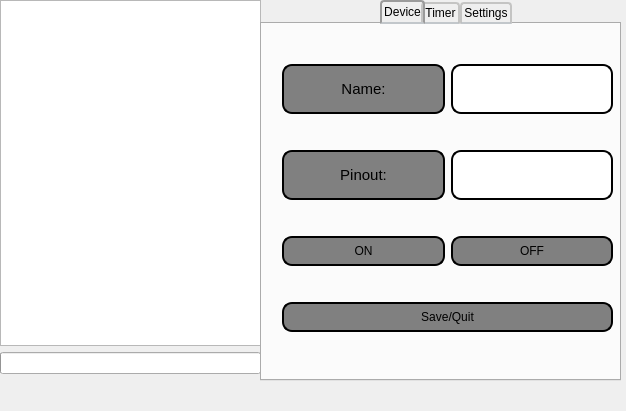
Qt form MenuForm.ui (xxBeWolfxx/house_manager) before a commit.
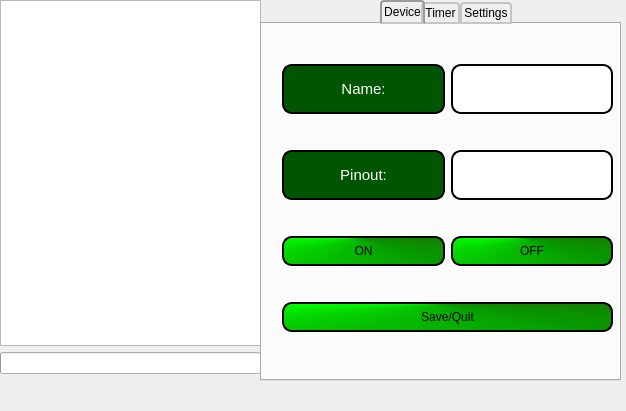
The same form after that commit. The open tabs and pages were chosen to show the change.

Commit message: I changed button's appearance, added QSerialPort

What changed in the file:
```diff
--- a/MenuForm.ui
+++ b/MenuForm.ui
@@ -14,14 +14,21 @@
    <string>Form</string>
   </property>
   <property name="styleSheet">
-   <string notr="true">QPushButton
+   <string notr="true">QPushButton:pressed
 {
-background-color: grey;
+background-color: qconicalgradient(cx:0.466346, cy:0, angle:98.8604, stop:0.240385 rgba(1, 122, 0, 255), stop:0.552885 rgba(3, 64, 0, 255), stop:0.995192 rgba(10, 20, 0, 255), stop:1 rgba(255, 255, 255, 255));
 border-style: outset;
 border-width: 2px;
 border-radius: 10px;
 border-color: black;
-
+}
+QPushButton
+{
+background-color: qconicalgradient(cx:0.466346, cy:0, angle:98.8604, stop:0.240385 rgba(2, 255, 0, 255), stop:0.552885 rgba(7, 153, 0, 255), stop:0.995192 rgba(41, 81, 0, 255), stop:1 rgba(255, 255, 255, 255));
+border-style: outset;
+border-width: 2px;
+border-radius: 10px;
+border-color: black;
 }</string>
   </property>
   <widget class="QWidget" name="verticalLayoutWidget_4">
@@ -168,10 +175,10 @@
 {
 border-style: outset;
 border-width: 2px;
-
+color:white;
 border-radius: 10px;
 border-color: black;
-background-color: grey;
+background-color: rgb(0, 85, 0);
 }</string>
           </property>
           <property name="text">
@@ -238,10 +245,10 @@
 {
 border-style: outset;
 border-width: 2px;
-
+color:white;
 border-radius: 10px;
 border-color: black;
-background-color: grey;
+background-color: rgb(0, 85, 0);
 }</string>
             </property>
             <property name="text">
```
Left out of the diff: 17 changed lines with no effect on the pictures. The commit also changes 24 other files.
